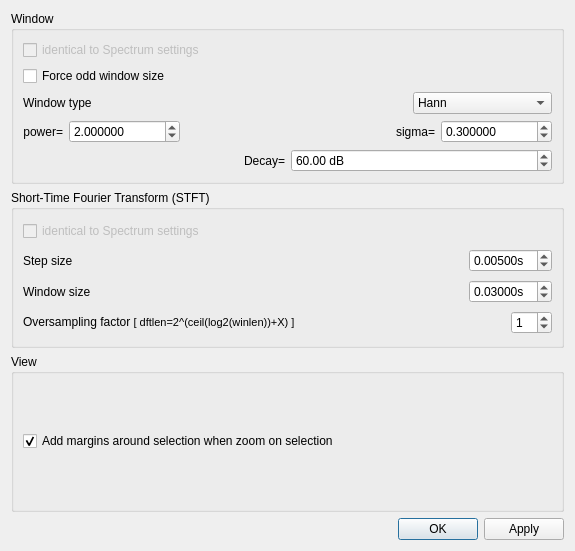
First picture: the form in src/gvspectrogramwdialogsettings.ui, repository gillesdegottex/dfasma, before the edit.
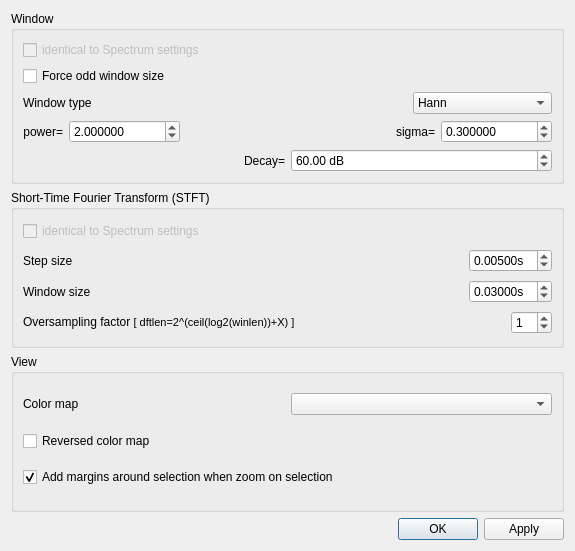
Second picture: the form after the edit.

Patch:
```diff
--- a/src/gvspectrogramwdialogsettings.ui
+++ b/src/gvspectrogramwdialogsettings.ui
@@ -365,6 +365,27 @@
       <string>View</string>
      </property>
      <layout class="QVBoxLayout" name="verticalLayout_3">
+      <item>
+       <layout class="QHBoxLayout" name="horizontalLayout_2">
+        <item>
+         <widget class="QLabel" name="label">
+          <property name="text">
+           <string>Color map</string>
+          </property>
+         </widget>
+        </item>
+        <item>
+         <widget class="QComboBox" name="cbSpectrogramColorMaps"/>
+        </item>
+       </layout>
+      </item>
+      <item>
+       <widget class="QCheckBox" name="cbSpectrogramColorMapReversed">
+        <property name="text">
+         <string>Reversed color map</string>
+        </property>
+       </widget>
+      </item>
       <item>
        <widget class="QCheckBox" name="cbAddMarginsOnSelection">
         <property name="text">
```
